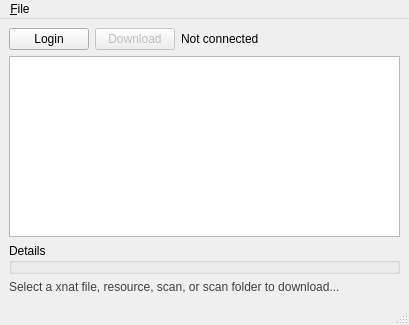
This is Applications/ctkXnatTreeBrowser/ctkXnatTreeBrowserMainWindow.ui in commontk/CTK as Qt 5 draws it before an edit. The edited form follows.
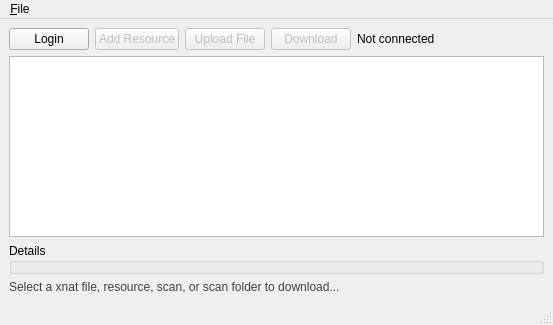
This is the edited form.

Commit message: Enhanced xnatTreeBrowser so that resource creation and file upload can be tested

Patch:
```diff
--- a/Applications/ctkXnatTreeBrowser/ctkXnatTreeBrowserMainWindow.ui
+++ b/Applications/ctkXnatTreeBrowser/ctkXnatTreeBrowserMainWindow.ui
@@ -6,7 +6,7 @@
    <rect>
     <x>0</x>
     <y>0</y>
-    <width>409</width>
+    <width>553</width>
     <height>325</height>
    </rect>
   </property>
@@ -24,6 +24,29 @@
         </property>
        </widget>
       </item>
+      <item>
+       <widget class="QPushButton" name="addResourceButton">
+        <property name="enabled">
+         <bool>false</bool>
+        </property>
+        <property name="toolTip">
+         <string>Creates a new resource folder</string>
+        </property>
+        <property name="text">
+         <string>Add Resource</string>
+        </property>
+       </widget>
+      </item>
+      <item>
+       <widget class="QPushButton" name="uploadFileButton">
+        <property name="enabled">
+         <bool>false</bool>
+        </property>
+        <property name="text">
+         <string>Upload File</string>
+        </property>
+       </widget>
+      </item>
       <item>
        <widget class="QPushButton" name="downloadButton">
         <property name="enabled">
@@ -85,8 +108,8 @@
     <rect>
      <x>0</x>
      <y>0</y>
-     <width>409</width>
-     <height>21</height>
+     <width>553</width>
+     <height>22</height>
     </rect>
    </property>
    <widget class="QMenu" name="menu_File">
```
The commit also changes 4 other files.
